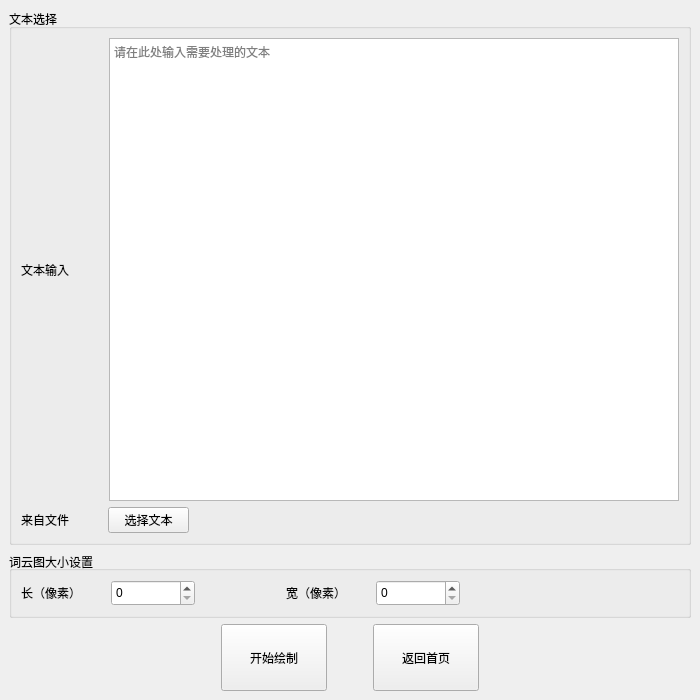
Before: the Qt Designer form resources/Text.ui in CFRFREE/WordCloud, drawn with Qt 5.
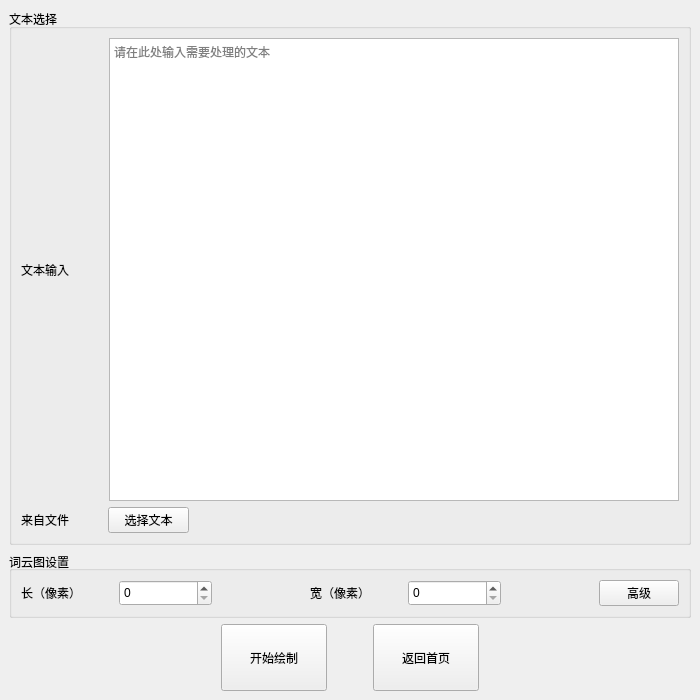
After: the same form once the commit is applied.

Commit message: 增加Advanced功能

```diff
--- a/resources/Text.ui
+++ b/resources/Text.ui
@@ -95,7 +95,7 @@
        <string notr="true"/>
       </property>
       <property name="title">
-       <string>词云图大小设置</string>
+       <string>词云图设置</string>
       </property>
       <property name="alignment">
        <set>Qt::AlignLeading|Qt::AlignLeft|Qt::AlignVCenter</set>
@@ -106,9 +106,9 @@
       <property name="checkable">
        <bool>false</bool>
       </property>
-      <layout class="QHBoxLayout" name="horizontalLayout_6" stretch="2,1">
+      <layout class="QHBoxLayout" name="horizontalLayout_6" stretch="2">
        <item>
-        <layout class="QHBoxLayout" name="horizontalLayout_4" stretch="1,1,1,1,1">
+        <layout class="QHBoxLayout" name="horizontalLayout_4" stretch="1,1,1,1,1,1,0">
          <property name="sizeConstraint">
           <enum>QLayout::SetDefaultConstraint</enum>
          </property>
@@ -174,8 +174,6 @@
            </property>
           </widget>
          </item>
-        </layout>
-       </item>
        <item>
         <spacer name="horizontalSpacer_3">
          <property name="orientation">
@@ -188,6 +186,15 @@
           </size>
          </property>
         </spacer>
+         </item>
+         <item>
+          <widget class="QPushButton" name="ButtonToAdvanced">
+           <property name="text">
+            <string>高级</string>
+           </property>
+          </widget>
+         </item>
+        </layout>
        </item>
       </layout>
      </widget>
```
Lines whose indentation alone changed are shown as unchanged. The commit also changes 5 other files.
